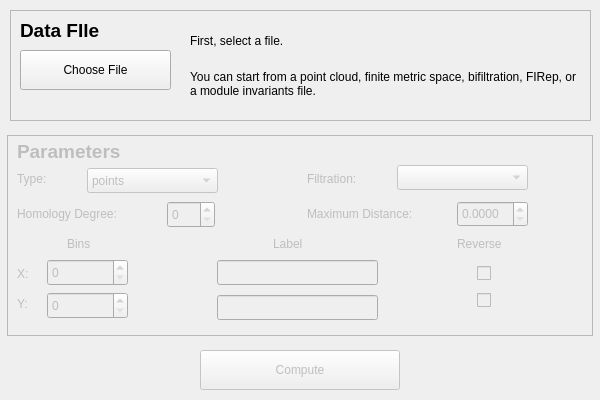
Qt form dataselectdialog.ui (rivetTDA/rivet) before a commit.
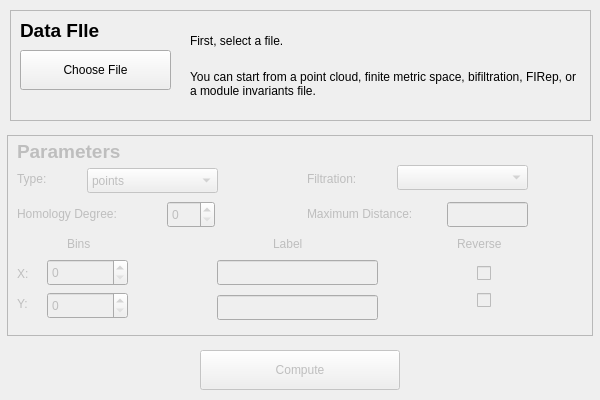
The same form after that commit.

```diff
--- a/dataselectdialog.ui
+++ b/dataselectdialog.ui
@@ -295,25 +295,6 @@
      <string>Type:</string>
     </property>
    </widget>
-   <widget class="QDoubleSpinBox" name="maxDistSpinBox">
-    <property name="geometry">
-     <rect>
-      <x>450</x>
-      <y>66</y>
-      <width>71</width>
-      <height>26</height>
-     </rect>
-    </property>
-    <property name="decimals">
-     <number>4</number>
-    </property>
-    <property name="minimum">
-     <double>0.000000000000000</double>
-    </property>
-    <property name="maximum">
-     <double>1000000.000000000000000</double>
-    </property>
-   </widget>
    <widget class="QComboBox" name="dataTypeComboBox">
     <property name="geometry">
      <rect>
@@ -378,6 +359,19 @@
      </rect>
     </property>
    </widget>
+   <widget class="QLineEdit" name="maxDistBox">
+    <property name="geometry">
+     <rect>
+      <x>440</x>
+      <y>67</y>
+      <width>81</width>
+      <height>25</height>
+     </rect>
+    </property>
+    <property name="maxLength">
+     <number>8</number>
+    </property>
+   </widget>
   </widget>
   <widget class="QFrame" name="frame">
    <property name="geometry">
```
